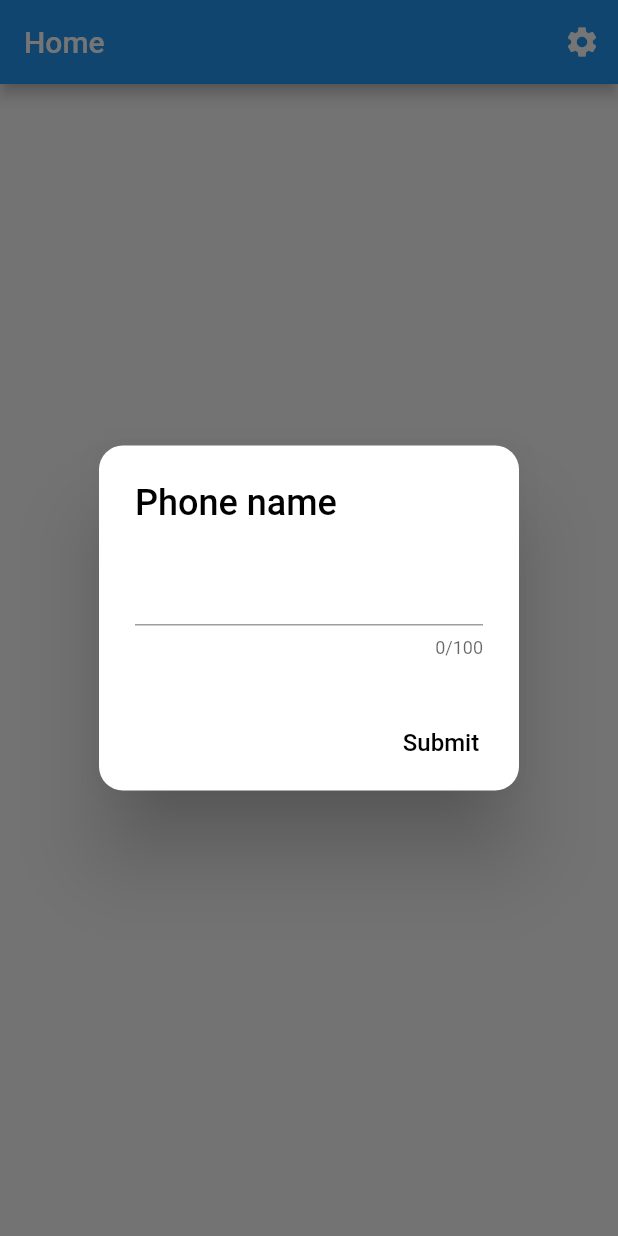
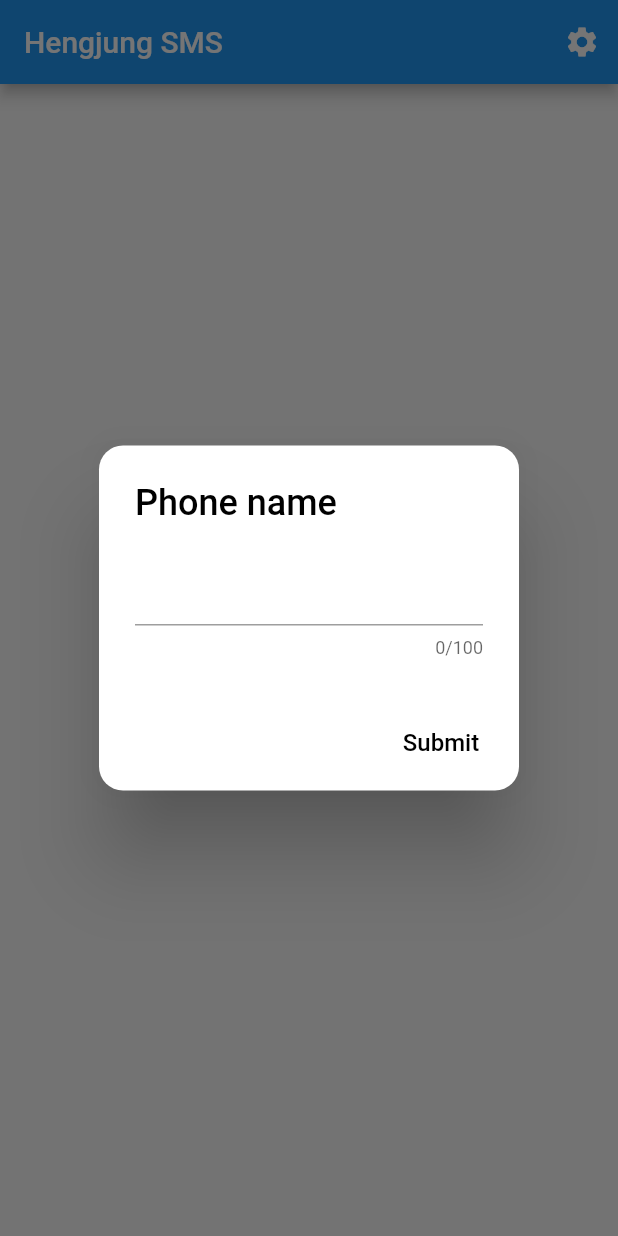
Before and after one commit to JuJiiz/sms-reader, a Flutter app: the screen it shows after launch, on a phone screen of 412 x 824 dp. Run offline on Flutter 3.47's test engine with Material 2 defaults, Android fonts, the phone set to English and light mode, and no system bars; our stand-ins replace rxdart, shared_preferences, wakelock; missing offline and left inert: sms.

Commit message:
change title

```diff
--- a/lib/main.dart
+++ b/lib/main.dart
@@ -26,7 +26,7 @@ class MyApp extends StatelessWidget {
         primarySwatch: Colors.blue,
       ),
       home: AppRetainWidget(
-        child: HomeUI(title: 'Home'),
+        child: HomeUI(title: 'Hengjung SMS'),
       ),
     );
   }
```
